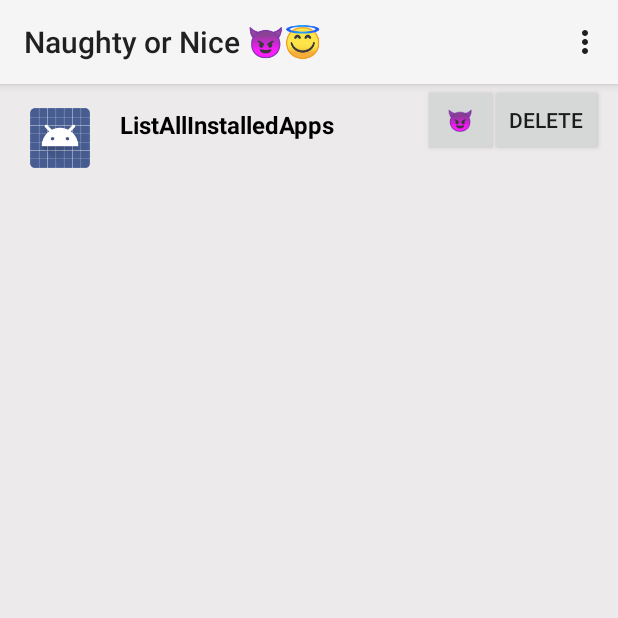
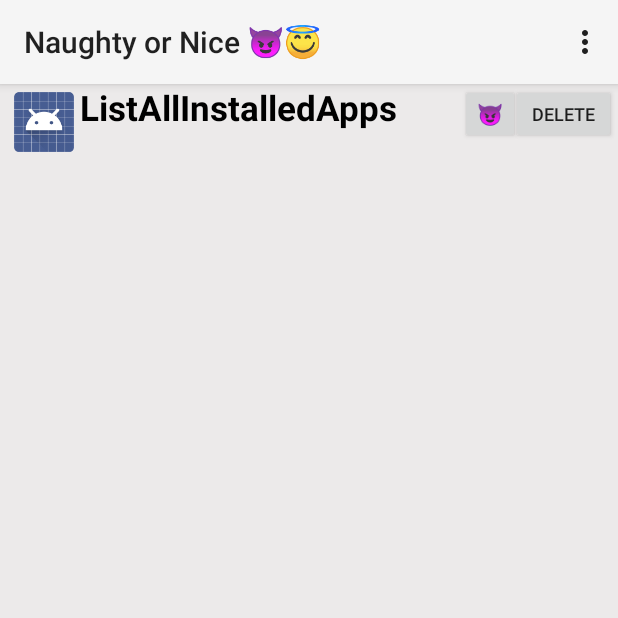
Before and after one commit to chasebrignac/Naughty-or-Nice, an Android app: the screen it shows after launch (MainActivity), on a phone screen of 412 x 824 dp, the top half of it. Run offline under Robolectric (Android 15) with nearby library versions, the phone set to English and light mode, and no system bars.

Commit message:
Changes to layout and method of displaying news

```diff
--- a/app/src/main/java/com/inducesmile/henry/listallinstalledapps/AppAdapter.java
+++ b/app/src/main/java/com/inducesmile/henry/listallinstalledapps/AppAdapter.java
@@ -44,12 +44,14 @@ public class AppAdapter extends BaseAdapter {
             convertView = layoutInflater.inflate(R.layout.installed_app_list, parent, false);
 
             listViewHolder.textInListView = (TextView)convertView.findViewById(R.id.list_app_name);
+            listViewHolder.newsInListView = (TextView)convertView.findViewById(R.id.list_app_news);
             listViewHolder.imageInListView = (ImageView)convertView.findViewById(R.id.app_icon);
             convertView.setTag(listViewHolder);
         }else{
             listViewHolder = (ViewHolder)convertView.getTag();
         }
         listViewHolder.textInListView.setText(listStorage.get(position).getName());
+        listViewHolder.newsInListView.setText(listStorage.get(position).getBadNews());
         listViewHolder.imageInListView.setImageDrawable(listStorage.get(position).getIcon());
 
         return convertView;
@@ -58,6 +60,7 @@ public class AppAdapter extends BaseAdapter {
     static class ViewHolder{
 
         TextView textInListView;
+        TextView newsInListView;
         ImageView imageInListView;
     }
 }
--- a/app/src/main/java/com/inducesmile/henry/listallinstalledapps/AppList.java
+++ b/app/src/main/java/com/inducesmile/henry/listallinstalledapps/AppList.java
@@ -4,12 +4,18 @@ import android.graphics.drawable.Drawable;
 
 public class AppList {
 
+    private String badNews;
+    //private List<String> neutralNews;
+    //private List<String> goodNews;
     private String name;
     Drawable icon;
 
-    public AppList(String name, Drawable icon) {
+    public AppList(String name, Drawable icon, String badNews) {
         this.name = name;
         this.icon = icon;
+        this.badNews = badNews;
+        //this.neutralNews = neutralNews;
+        //this.goodNews = goodNews;
     }
 
     public String getName() {
@@ -19,4 +25,8 @@ public class AppList {
     public Drawable getIcon() {
         return icon;
     }
+
+    public String getBadNews() {
+        return badNews;
+    }
 }
--- a/app/src/main/java/com/inducesmile/henry/listallinstalledapps/MainActivity.java
+++ b/app/src/main/java/com/inducesmile/henry/listallinstalledapps/MainActivity.java
@@ -5,12 +5,17 @@ import android.content.pm.ApplicationInfo;
 import android.content.pm.PackageInfo;
 import android.graphics.drawable.Drawable;
 import android.os.Bundle;
+import android.util.Log;
 import android.view.Menu;
 import android.view.MenuItem;
 import android.widget.ListView;
 
 import java.util.ArrayList;
+import java.util.Arrays;
+import java.util.Collection;
+import java.util.HashMap;
 import java.util.List;
+import java.util.Map;
 
 
 public class MainActivity extends Activity {
@@ -48,12 +53,18 @@ public class MainActivity extends Activity {
     private List<AppList> getInstalledApps() {
         List<AppList> res = new ArrayList<AppList>();
         List<PackageInfo> packs = getPackageManager().getInstalledPackages(0);
+        Map<String, String> news = new HashMap<String, String>();
+        List<String> blacklist = Arrays.asList("Example Wallpapers","com.android.smoketest","Widget Preview","Sample Soft Keyboard","API Demos","Google Play services for Instant Apps","com.android.gesture.builder","Instant Apps Dev Manager","com.android.smoketest.tests");
+        news.put("QKSMS", "\uD83D\uDE08Sources indicate QKSMS eats babies for breakfast\n\uD83D\uDE08People say QKSMS is pretty bad\n\uD83D\uDE08This just in QKSMS isn't even trying");
+
+
         for (int i = 0; i < packs.size(); i++) {
             PackageInfo p = packs.get(i);
-            if ((isSystemPackage(p) == false)) {
+            if ((isSystemPackage(p) == false)&&(blacklist.contains(p.applicationInfo.loadLabel(getPackageManager()).toString()) == false)) {
                 String appName = p.applicationInfo.loadLabel(getPackageManager()).toString();
                 Drawable icon = p.applicationInfo.loadIcon(getPackageManager());
-                res.add(new AppList(appName, icon));
+                res.add(new AppList(appName, icon, news.get(appName)));
+                Log.d("App Name: ", appName);
             }
         }
         return res;
--- a/app/src/main/res/layout/installed_app_list.xml
+++ b/app/src/main/res/layout/installed_app_list.xml
@@ -7,41 +7,51 @@
         android:id="@+id/app_icon"
         android:layout_width="48dp"
         android:layout_height="48dp"
+        android:layout_alignParentStart="true"
+        android:layout_alignParentTop="true"
+        android:layout_marginStart="5dp"
+        android:layout_marginTop="5dp"
         android:contentDescription="@string/hello_world"
-        android:layout_alignParentLeft="true"
-        android:layout_alignParentTop="true"
-        android:layout_marginLeft="16dp"
-        android:layout_marginTop="16dp"
-        android:paddingBottom="8dp"/>
+        android:paddingBottom="8dp" />
 
     <TextView
         android:id="@+id/list_app_name"
         android:layout_width="wrap_content"
         android:layout_height="wrap_content"
-        android:textStyle="bold"
-        android:textSize="16dp"
+        android:layout_alignParentTop="true"
+        android:layout_toEndOf="@+id/app_icon"
+        android:text="@string/hello_world"
         android:textColor="#000000"
-        android:layout_marginLeft="16dp"
+        android:textSize="23dp"
+        android:textStyle="bold" />
+
+    <TextView
+        android:id="@+id/list_app_news"
+        android:layout_width="wrap_content"
+        android:layout_height="wrap_content"
+        android:layout_below="@+id/list_app_name"
+        android:layout_toEndOf="@+id/app_icon"
         android:text="@string/hello_world"
-        android:layout_alignTop="@+id/app_icon"
-        android:layout_toEndOf="@+id/app_icon"
-        android:layout_marginStart="17dp" />
+        android:textColor="#000000"
+        android:textSize="14dp" />
 
     <Button
+        android:id="@+id/delete_button"
+        android:layout_width="70dp"
+        android:layout_height="40dp"
+        android:layout_alignParentBottom="false"
+        android:layout_alignParentEnd="true"
+        android:layout_marginEnd="1dp"
         android:text="Delete"
-        android:layout_width="75dp"
-        android:layout_height="wrap_content"
-        android:layout_marginEnd="10dp"
-        android:id="@+id/button"
+        android:textSize="12sp" />
+
+    <Button
+        android:id="@+id/score_button"
+        android:layout_width="40dp"
+        android:layout_height="40dp"
         android:layout_alignParentBottom="false"
-        android:layout_alignParentEnd="true" />
-    <Button
-        android:text="😈"
-        android:layout_width="50dp"
-        android:layout_height="wrap_content"
-        android:layout_marginEnd="80dp"
-        android:id="@+id/button"
-        android:layout_alignParentBottom="false"
-        android:layout_alignParentEnd="true" />
+        android:layout_alignParentEnd="true"
+        android:layout_marginEnd="65dp"
+        android:text="😈" />
 
 </RelativeLayout>
```
